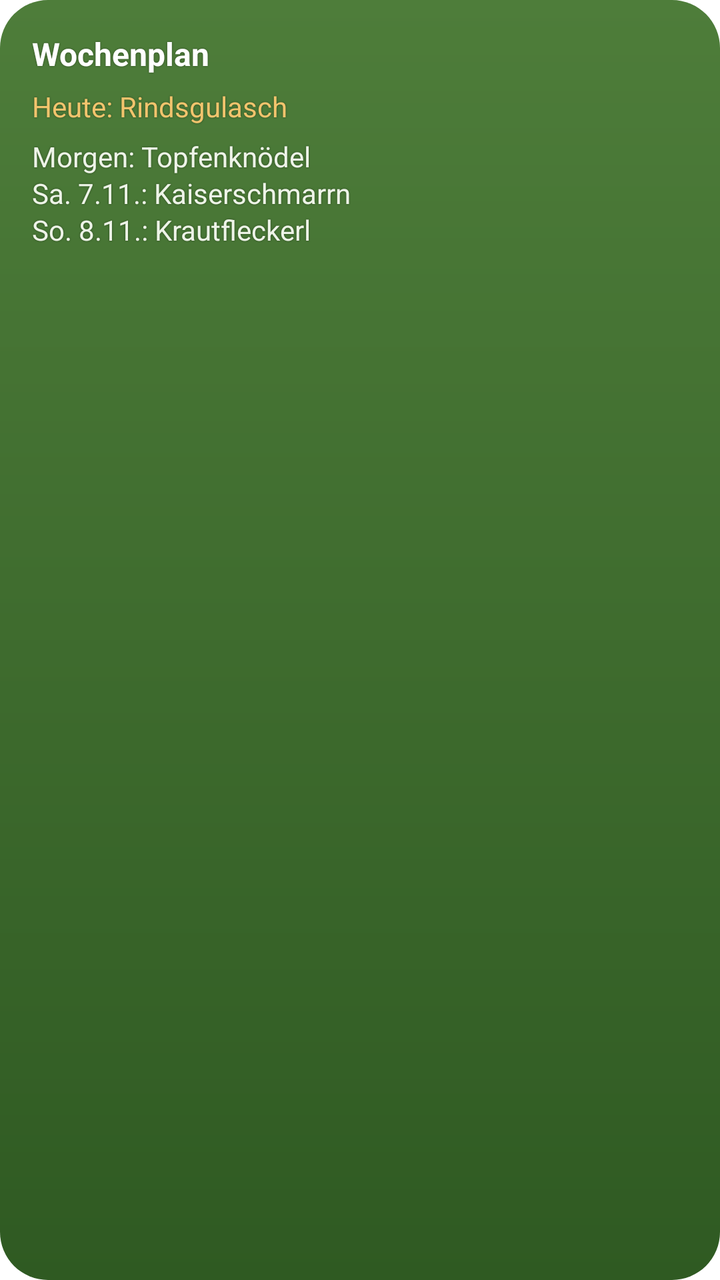
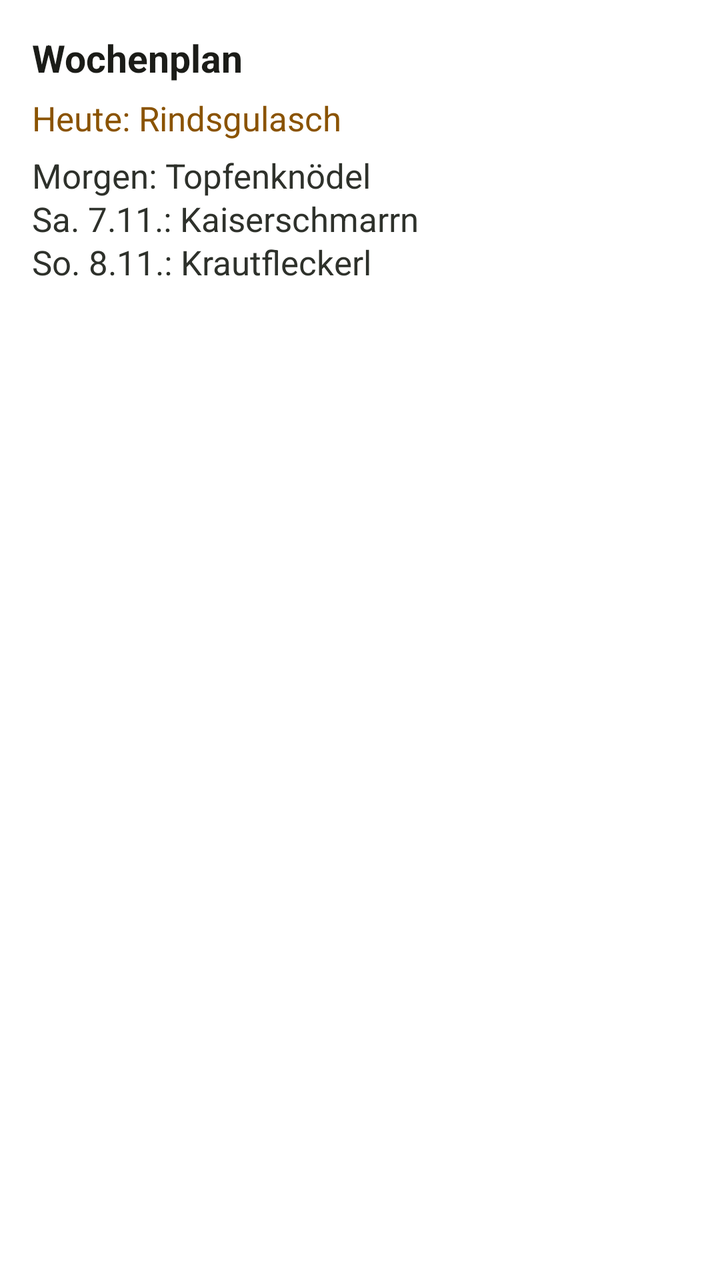

The first picture is an Android layout as it rendered before a commit; the second is the same layout after the commit. The layout source and the unified diff follow.
<!-- AndroidManifest.xml: fallback theme Theme.MaterialComponents.DayNight.NoActionBar -->
<!-- res/layout/widget_preview_plan.xml -->
<?xml version="1.0" encoding="utf-8"?>
<FrameLayout xmlns:android="http://schemas.android.com/apk/res/android"
    android:id="@+id/widget_root"
    android:layout_width="match_parent"
    android:layout_height="match_parent">

    <ImageView
        android:id="@+id/widget_bg"
        android:layout_width="match_parent"
        android:layout_height="match_parent"
        android:importantForAccessibility="no"
        android:scaleType="fitXY"
        android:src="@drawable/widget_background" />

    <LinearLayout
        android:layout_width="match_parent"
        android:layout_height="match_parent"
        android:orientation="vertical"
        android:padding="16dp">

        <TextView
            android:id="@+id/widget_title"
            android:text="@string/plan_widget_title"
            android:layout_width="match_parent"
            android:layout_height="wrap_content"
            android:gravity="center_vertical"
            android:maxLines="1"
            android:ellipsize="end"
            android:shadowColor="#66000000"
            android:shadowRadius="2"
            android:textColor="#FFFFFF"
            android:textSize="16sp"
            android:textStyle="bold" />

        <TextView
            android:id="@+id/widget_today"
            android:text="@string/preview_today"
            android:layout_width="match_parent"
            android:layout_height="wrap_content"
            android:layout_marginTop="6dp"
            android:maxLines="2"
            android:ellipsize="end"
            android:shadowColor="#66000000"
            android:shadowRadius="2"
            android:textColor="#F2C46D"
            android:textSize="14sp" />

        <TextView
            android:id="@+id/widget_items"
            android:text="@string/preview_plan_items"
            android:layout_width="match_parent"
            android:layout_height="0dp"
            android:layout_weight="1"
            android:layout_marginTop="6dp"
            android:ellipsize="end"
            android:lineSpacingExtra="2dp"
            android:shadowColor="#66000000"
            android:shadowRadius="2"
            android:textColor="#EEF4E8"
            android:textSize="14sp" />
    </LinearLayout>
</FrameLayout>
<!-- resources referenced by this layout -->
<resources>
  <!-- drawable widget_background (drawable) -->
  <?xml version="1.0" encoding="utf-8"?>
  <shape xmlns:android="http://schemas.android.com/apk/res/android" android:shape="rectangle">
      <gradient android:angle="270" android:startColor="#4E7D3A" android:endColor="#2F5A22" />
      <corners android:radius="24dp" />
  </shape>
  <string name="plan_widget_title">Wochenplan</string>
  <string name="preview_plan_items">Morgen: Topfenknödel\nSa. 7.11.: Kaiserschmarrn\nSo. 8.11.: Krautfleckerl</string>
  <string name="preview_today">Heute: Rindsgulasch</string>
</resources>

<!-- the commit's change to res/layout/widget_preview_plan.xml (unified diff, before → after) -->
@@ -10,7 +10,8 @@
         android:layout_height="match_parent"
         android:importantForAccessibility="no"
         android:scaleType="fitXY"
-        android:src="@drawable/widget_background" />
+        android:src="@drawable/widget_bg_auto"
+        android:alpha="0.7" />
 
     <LinearLayout
         android:layout_width="match_parent"
@@ -26,10 +27,8 @@
             android:gravity="center_vertical"
             android:maxLines="1"
             android:ellipsize="end"
-            android:shadowColor="#66000000"
-            android:shadowRadius="2"
-            android:textColor="#FFFFFF"
-            android:textSize="16sp"
+                        android:textColor="@color/widget_title"
+            android:textSize="19sp"
             android:textStyle="bold" />
 
         <TextView
@@ -40,10 +39,8 @@
             android:layout_marginTop="6dp"
             android:maxLines="2"
             android:ellipsize="end"
-            android:shadowColor="#66000000"
-            android:shadowRadius="2"
-            android:textColor="#F2C46D"
-            android:textSize="14sp" />
+                        android:textColor="@color/widget_today"
+            android:textSize="17sp" />
 
         <TextView
             android:id="@+id/widget_items"
@@ -54,9 +51,7 @@
             android:layout_marginTop="6dp"
             android:ellipsize="end"
             android:lineSpacingExtra="2dp"
-            android:shadowColor="#66000000"
-            android:shadowRadius="2"
-            android:textColor="#EEF4E8"
-            android:textSize="14sp" />
+                        android:textColor="@color/widget_items"
+            android:textSize="17sp" />
     </LinearLayout>
 </FrameLayout>
<!-- resource entries referenced after the edit -->
@@ -1,13 +1,17 @@
 <!-- resources referenced by this layout -->
 <resources>
-  <!-- drawable widget_background (drawable) -->
+  <color name="widget_items">#2E312B</color>
+  <color name="widget_title">#1B1C18</color>
+  <color name="widget_today">#8A5300</color>
+  <!-- drawable widget_bg_auto (drawable) -->
   <?xml version="1.0" encoding="utf-8"?>
   <shape xmlns:android="http://schemas.android.com/apk/res/android" android:shape="rectangle">
-      <gradient android:angle="270" android:startColor="#4E7D3A" android:endColor="#2F5A22" />
+      <solid android:color="@color/widget_bg" />
       <corners android:radius="24dp" />
   </shape>
   <string name="plan_widget_title">Wochenplan</string>
   <string name="preview_plan_items">Morgen: Topfenknödel\nSa. 7.11.: Kaiserschmarrn\nSo. 8.11.: Krautfleckerl</string>
   <string name="preview_today">Heute: Rindsgulasch</string>
+  <color name="widget_bg">#FFFFFF</color>
 </resources>
 
